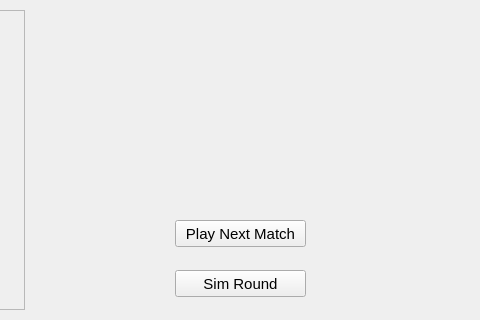
Before: the Qt Designer form LeagueScreen.ui in walsh06/BasketballManager, drawn with Qt 5; both pictures show x 305 to 785 and y 380 to 700 of the 1100 by 700 pixel window.
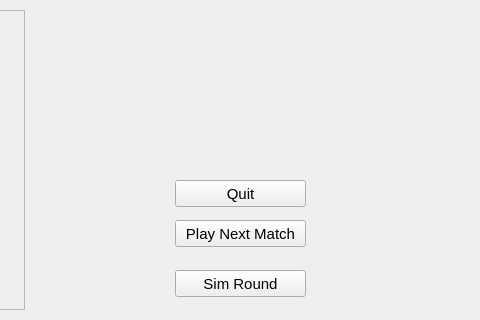
After: the same form once the commit is applied. Custom widgets are drawn as their Qt base class.

Commit message: Added league quit button

What changed in the file:
```diff
--- a/LeagueScreen.ui
+++ b/LeagueScreen.ui
@@ -489,6 +489,19 @@
       <string>Leaderboard</string>
      </property>
     </widget>
+    <widget class="QPushButton" name="quitLeague">
+     <property name="geometry">
+      <rect>
+       <x>480</x>
+       <y>560</y>
+       <width>131</width>
+       <height>27</height>
+      </rect>
+     </property>
+     <property name="text">
+      <string>Quit</string>
+     </property>
+    </widget>
    </widget>
    <widget class="MatchScreen" name="MatchWidget"/>
    <widget class="QWidget" name="PostGame">
```
The commit also changes 6 other files.
